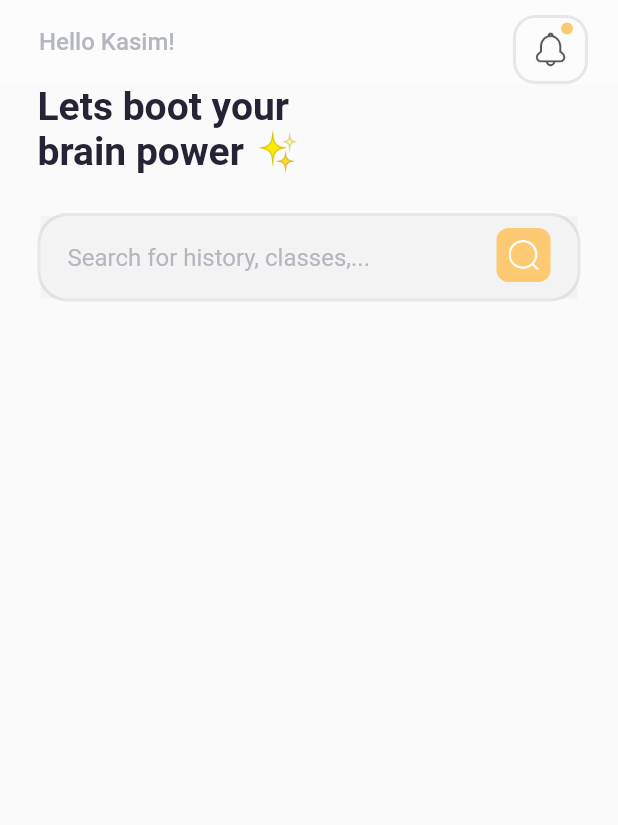
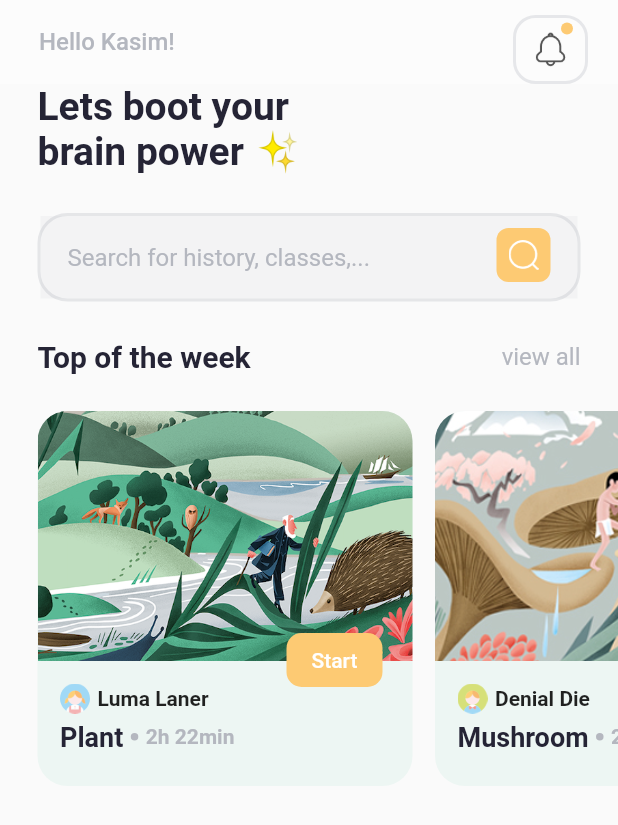
Before and after one commit to kasims07/course_app, a Flutter app: the screen it shows after launch, on a phone screen of 412 x 824 dp. Shown: the top 825 px of the screen. Run offline on Flutter 3.47's test engine with Material 2 defaults, Android fonts, the phone set to English and light mode, and no system bars; our stand-ins replace percent_indicator.

Commit message:
enough for sunday

```diff
--- /dev/null
+++ b/lib/models/course.dart
@@ -0,0 +1,17 @@
+class Course {
+  String author;
+  String authorImg;
+  String title;
+  String imageUrl;
+
+  Course(this.author, this.authorImg, this.title, this.imageUrl);
+
+  static List<Course> genretedCourses() {
+    return [
+      Course('Luma Laner', 'assets/icons/avatar01.png', 'Plant',
+          'assets/images/course01.png'),
+      Course('Denial Die', 'assets/icons/avatar02.png', 'Mushroom',
+          'assets/images/course02.png'),
+    ];
+  }
+}
--- a/lib/screen/home/home.dart
+++ b/lib/screen/home/home.dart
@@ -1,9 +1,9 @@
 import 'package:course_app/constant/colors.dart';
+
 import 'package:course_app/screen/home/widget/emoji_text.dart';
+import 'package:course_app/screen/home/widget/feature_course.dart';
 import 'package:course_app/screen/home/widget/search_input.dart';
 import 'package:flutter/material.dart';
-import 'package:flutter/src/foundation/key.dart';
-import 'package:flutter/src/widgets/framework.dart';
 
 class HomePage extends StatelessWidget {
   @override
@@ -14,7 +14,7 @@ class HomePage extends StatelessWidget {
           child: Column(
             crossAxisAlignment: CrossAxisAlignment.start,
             mainAxisSize: MainAxisSize.min,
-            children: [EmojoText(), SearchInpit()],
+            children: [EmojoText(), SearchInpit(), FeatureCourse()],
           ),
         ));
   }
--- /dev/null
+++ b/lib/screen/home/widget/category_title.dart
@@ -0,0 +1,30 @@
+import 'package:course_app/constant/colors.dart';
+import 'package:flutter/cupertino.dart';
+import 'package:flutter/src/foundation/key.dart';
+import 'package:flutter/src/widgets/framework.dart';
+
+class CategoryTitle extends StatelessWidget {
+  final String leftText;
+  final String rightText;
+  CategoryTitle(this.leftText, this.rightText);
+  @override
+  Widget build(BuildContext context) {
+    return Container(
+      padding: EdgeInsets.symmetric(horizontal: 25),
+      child: Row(
+        mainAxisAlignment: MainAxisAlignment.spaceBetween,
+        children: [
+          Text(
+            leftText,
+            style: TextStyle(
+                fontWeight: FontWeight.bold, color: kFont, fontSize: 20),
+          ),
+          Text(
+            rightText,
+            style: TextStyle(fontSize: 16, color: kFontLight),
+          )
+        ],
+      ),
+    );
+  }
+}
--- /dev/null
+++ b/lib/screen/home/widget/course_item.dart
@@ -0,0 +1,109 @@
+import 'package:course_app/constant/colors.dart';
+import 'package:course_app/models/course.dart';
+import 'package:flutter/material.dart';
+import 'package:flutter/src/foundation/key.dart';
+import 'package:flutter/src/widgets/framework.dart';
+import 'package:percent_indicator/percent_indicator.dart';
+
+class CourseItem extends StatelessWidget {
+  final Course course;
+  CourseItem(this.course);
+
+  @override
+  Widget build(BuildContext context) {
+    return Container(
+        child: Stack(
+      children: [
+        Container(
+          height: 250,
+          width: 250,
+          decoration: BoxDecoration(
+              color: kPrimaryLight, borderRadius: BorderRadius.circular(20)),
+          child: Column(
+            children: [
+              Expanded(
+                flex: 2,
+                child: ClipRRect(
+                  borderRadius: BorderRadius.only(
+                      topLeft: Radius.circular(20),
+                      topRight: Radius.circular(20)),
+                  child: Image.asset(
+                    course.imageUrl,
+                    fit: BoxFit.cover,
+                  ),
+                ),
+              ),
+              Expanded(
+                flex: 1,
+                child: Padding(
+                  padding: const EdgeInsets.all(15),
+                  child: Column(
+                    crossAxisAlignment: CrossAxisAlignment.start,
+                    children: [
+                      Row(
+                        children: [
+                          Image.asset(
+                            course.authorImg,
+                            width: 20,
+                          ),
+                          SizedBox(
+                            width: 5,
+                          ),
+                          Text(
+                            course.author,
+                            style: TextStyle(fontWeight: FontWeight.bold),
+                          )
+                        ],
+                      ),
+                      SizedBox(
+                        height: 5,
+                      ),
+                      Row(
+                        children: [
+                          Text(
+                            course.title,
+                            style: TextStyle(
+                                fontWeight: FontWeight.bold,
+                                fontSize: 18,
+                                color: kFont),
+                          ),
+                          Container(
+                            margin: EdgeInsets.symmetric(horizontal: 5),
+                            height: 5,
+                            width: 5,
+                            decoration: BoxDecoration(
+                                color: kFontLight, shape: BoxShape.circle),
+                          ),
+                          Text(
+                            "2h 22min",
+                            style: TextStyle(
+                                fontWeight: FontWeight.bold,
+                                fontSize: 14,
+                                color: kFontLight),
+                          )
+                        ],
+                      )
+                    ],
+                  ),
+                ),
+              )
+            ],
+          ),
+        ),
+        Positioned(
+          bottom: 60,
+          right: 20,
+          child: ElevatedButton(
+            style: ElevatedButton.styleFrom(
+                primary: kAccent,
+                elevation: 0,
+                shape: RoundedRectangleBorder(
+                    borderRadius: BorderRadius.circular(10))),
+            onPressed: () {},
+            child: Text("Start"),
+          ),
+        )
+      ],
+    ));
+  }
+}
--- /dev/null
+++ b/lib/screen/home/widget/feature_course.dart
@@ -0,0 +1,32 @@
+import 'package:course_app/models/course.dart';
+import 'package:course_app/screen/home/widget/category_title.dart';
+import 'package:course_app/screen/home/widget/course_item.dart';
+import 'package:flutter/cupertino.dart';
+import 'package:flutter/src/foundation/key.dart';
+import 'package:flutter/src/widgets/framework.dart';
+
+class FeatureCourse extends StatelessWidget {
+  final courseList = Course.genretedCourses();
+  @override
+  Widget build(BuildContext context) {
+    return Container(
+      child: Column(
+        children: [
+          CategoryTitle("Top of the week", "view all"),
+          Container(
+            height: 300,
+            child: ListView.separated(
+              padding: EdgeInsets.all(25),
+              scrollDirection: Axis.horizontal,
+              itemCount: courseList.length,
+              itemBuilder: (context, index) => CourseItem(courseList[index]),
+              separatorBuilder: (context, index) => SizedBox(
+                width: 15,
+              ),
+            ),
+          )
+        ],
+      ),
+    );
+  }
+}
```
